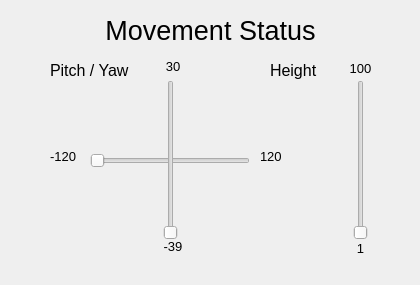
Qt form gui/movement_window.ui (PrakashW94/fyp-telepresence) before a commit.
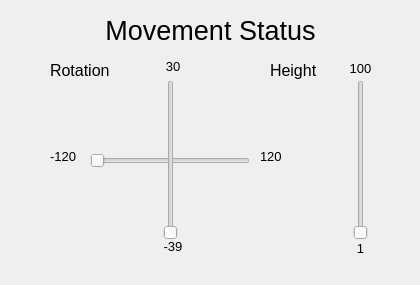
The same form after that commit.

```diff
--- a/gui/movement_window.ui
+++ b/gui/movement_window.ui
@@ -88,7 +88,7 @@
     </font>
    </property>
    <property name="text">
-    <string>Pitch / Yaw</string>
+    <string>Rotation</string>
    </property>
   </widget>
   <widget class="QLabel" name="lbl_height_slider">
```
